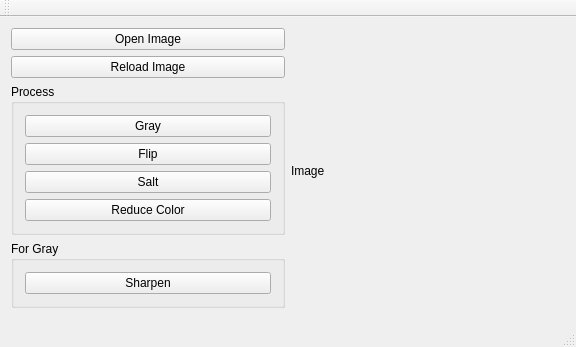
Above: OpenCarVision/mainwindow.ui from baidut/ITS before the change. Below: the same form after it.
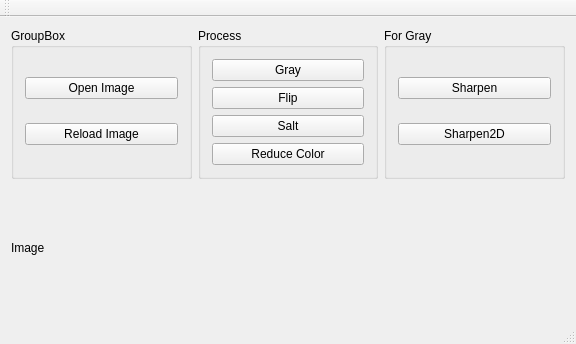
That is the form after the change.

```diff
--- a/OpenCarVision/mainwindow.ui
+++ b/OpenCarVision/mainwindow.ui
@@ -15,14 +15,37 @@
   </property>
   <widget class="QWidget" name="centralWidget">
    <layout class="QGridLayout" name="gridLayout">
-    <item row="1" column="0">
-     <widget class="QPushButton" name="pushButton">
+    <item row="3" column="0" colspan="3">
+     <widget class="QLabel" name="label_img">
       <property name="text">
-       <string>Reload Image</string>
+       <string>Image</string>
       </property>
      </widget>
     </item>
-    <item row="2" column="0" rowspan="3">
+    <item row="0" column="2">
+     <widget class="QGroupBox" name="groupBox_2">
+      <property name="title">
+       <string>For Gray</string>
+      </property>
+      <layout class="QGridLayout" name="gridLayout_3">
+       <item row="0" column="0">
+        <widget class="QPushButton" name="pushButton_sharpen">
+         <property name="text">
+          <string>Sharpen</string>
+         </property>
+        </widget>
+       </item>
+       <item row="1" column="0">
+        <widget class="QPushButton" name="pushButton_sharpen2D">
+         <property name="text">
+          <string>Sharpen2D</string>
+         </property>
+        </widget>
+       </item>
+      </layout>
+     </widget>
+    </item>
+    <item row="0" column="1">
      <widget class="QGroupBox" name="groupBox">
       <property name="title">
        <string>Process</string>
@@ -60,35 +83,28 @@
      </widget>
     </item>
     <item row="0" column="0">
-     <widget class="QPushButton" name="pushButton_open">
-      <property name="text">
-       <string>Open Image</string>
-      </property>
-     </widget>
-    </item>
-    <item row="5" column="0">
-     <widget class="QGroupBox" name="groupBox_2">
+     <widget class="QGroupBox" name="groupBox_3">
       <property name="title">
-       <string>For Gray</string>
+       <string>GroupBox</string>
       </property>
-      <layout class="QGridLayout" name="gridLayout_3">
+      <layout class="QGridLayout" name="gridLayout_4">
        <item row="0" column="0">
-        <widget class="QPushButton" name="pushButton_sharpen">
+        <widget class="QPushButton" name="pushButton_open">
          <property name="text">
-          <string>Sharpen</string>
+          <string>Open Image</string>
+         </property>
+        </widget>
+       </item>
+       <item row="1" column="0">
+        <widget class="QPushButton" name="pushButton">
+         <property name="text">
+          <string>Reload Image</string>
          </property>
         </widget>
        </item>
       </layout>
      </widget>
     </item>
-    <item row="0" column="1" rowspan="7">
-     <widget class="QLabel" name="label_img">
-      <property name="text">
-       <string>Image</string>
-      </property>
-     </widget>
-    </item>
    </layout>
   </widget>
   <widget class="QMenuBar" name="menuBar">
```
